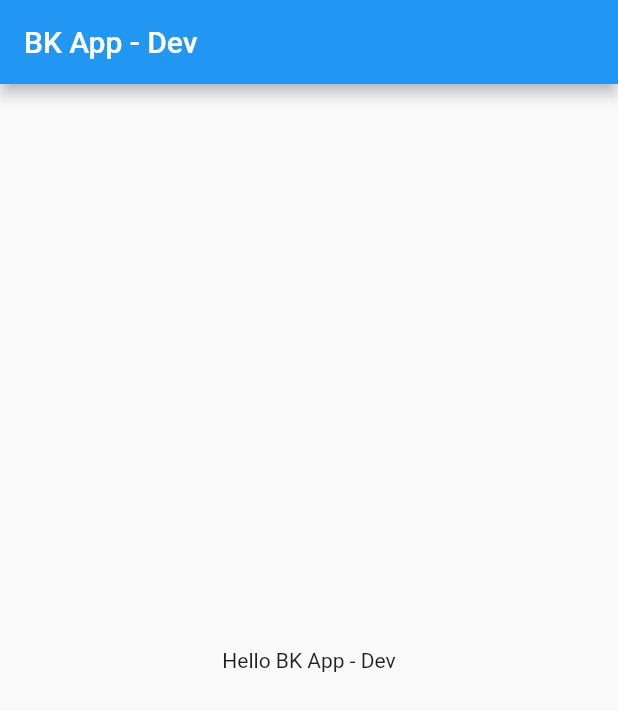
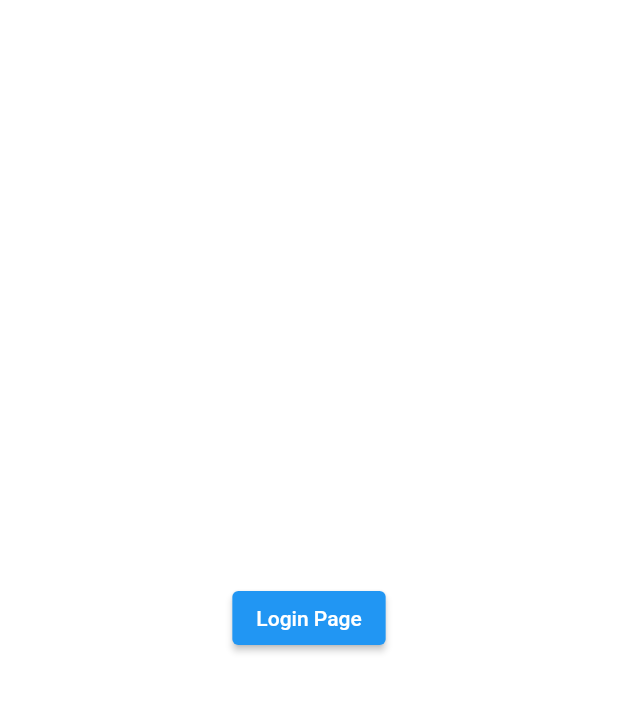
Before and after one commit to Schtroumphy/bamboukreyol, a Flutter app: the screen it shows after launch, on a phone screen of 412 x 824 dp. Shown: the top 711 px of the screen. Run offline on Flutter 3.47's test engine with Material 2 defaults, Android fonts, the phone set to English and light mode, and no system bars; our stand-ins replace go_router.

Commit message:
config : Configure go router navigation for 2 simple pages

```diff
--- a/lib/app.dart
+++ b/lib/app.dart
@@ -1,8 +1,7 @@
-import 'package:flutter/foundation.dart';
 import 'package:flutter/material.dart';
 
+import 'core/navigation/router.dart';
 import 'flavors.dart';
-import 'pages/my_home_page.dart';
 
 class App extends StatelessWidget {
 
@@ -10,35 +9,13 @@ class App extends StatelessWidget {
 
   @override
   Widget build(BuildContext context) {
-    return MaterialApp(
+    return MaterialApp.router(
       title: F.title,
       theme: ThemeData(
         primarySwatch: Colors.blue,
       ),
-      home: _flavorBanner(
-        child: MyHomePage(),
-        show: kDebugMode,
-      ),
+      routerConfig: router,
     );
   }
 
-  Widget _flavorBanner({
-    required Widget child,
-    bool show = true,
-  }) =>
-      show
-          ? Banner(
-        child: child,
-        location: BannerLocation.topStart,
-        message: F.name,
-        color: Colors.green.withOpacity(0.6),
-        textStyle: TextStyle(
-            fontWeight: FontWeight.w700,
-            fontSize: 12.0,
-            letterSpacing: 1.0),
-        textDirection: TextDirection.ltr,
-      )
-          : Container(
-        child: child,
-      );
 }
--- /dev/null
+++ b/lib/core/navigation/router.dart
@@ -0,0 +1,27 @@
+import 'package:bamboukreyol/features/home/my_home_page.dart';
+import 'package:go_router/go_router.dart';
+
+import '../../features/login/login_page.dart';
+
+// GoRouter configuration
+final router = GoRouter(
+  initialLocation: '/',
+  routes: _routes,
+);
+
+final _routes = [
+  GoRoute(
+    path: '/',
+    builder: (context, state) => const LoginPage(),
+  ),
+  GoRoute(
+    path: '/login',
+    name: LoginPage.routeName,
+    builder: (context, state) => const LoginPage(),
+  ),
+  GoRoute(
+    path: '/home',
+    name: MyHomePage.routeName,
+    builder: (context, state) => const MyHomePage(),
+  ),
+];
--- /dev/null
+++ b/lib/features/login/login_page.dart
@@ -0,0 +1,22 @@
+import 'package:flutter/material.dart';
+import 'package:go_router/go_router.dart';
+
+import '../home/my_home_page.dart';
+
+class LoginPage extends StatelessWidget {
+  static const String routeName = "/LoginPage";
+
+  const LoginPage({Key? key}) : super(key: key);
+
+  @override
+  Widget build(BuildContext context) {
+    return Center(
+      child: ElevatedButton(
+        onPressed: () {
+          context.pushNamed(MyHomePage.routeName);
+        },
+        child: const Text("Login Page"),
+      ),
+    );
+  }
+}
--- a/lib/pages/my_home_page.dart
+++ /dev/null
@@ -1,18 +0,0 @@
-import 'package:flutter/material.dart';
-import '../flavors.dart';
-
-class MyHomePage extends StatelessWidget {
-  @override
-  Widget build(BuildContext context) {
-    return Scaffold(
-      appBar: AppBar(
-        title: Text(F.title),
-      ),
-      body: Center(
-        child: Text(
-          'Hello ${F.title}',
-        ),
-      ),
-    );
-  }
-}
--- a/pubspec.yaml
+++ b/pubspec.yaml
@@ -36,6 +36,7 @@ dependencies:
   # Use with the CupertinoIcons class for iOS style icons.
   cupertino_icons: ^1.0.2
   flutter_flavorizr: ^2.2.1
+  go_router: ^8.0.5
 
 dev_dependencies:
   flutter_test:
```
Also changed, not shown: lib/features/home/my_home_page.dart (added, +41 -0 lines), pubspec.lock.
